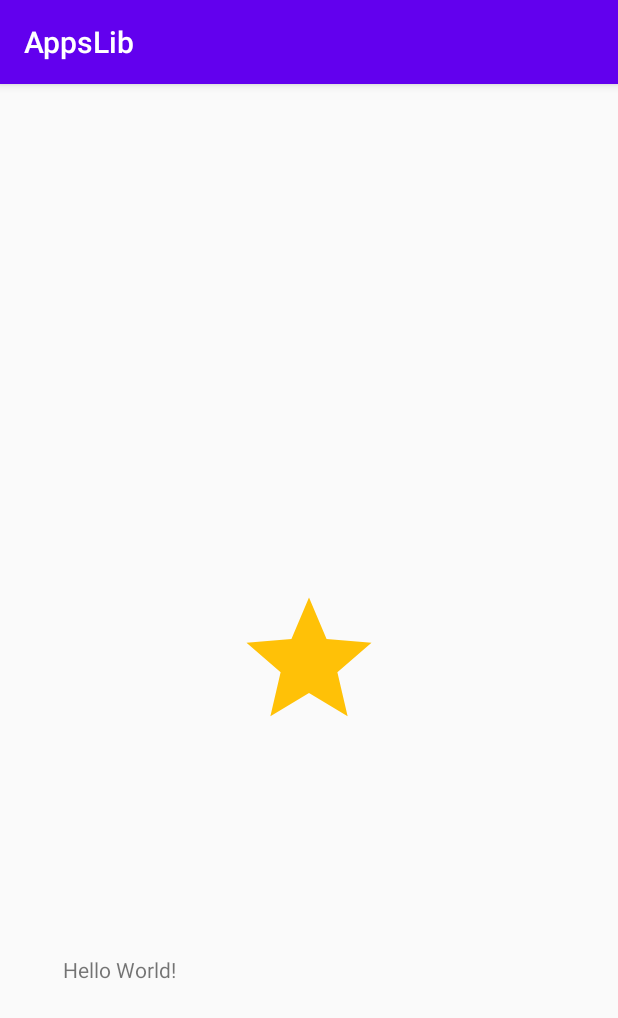
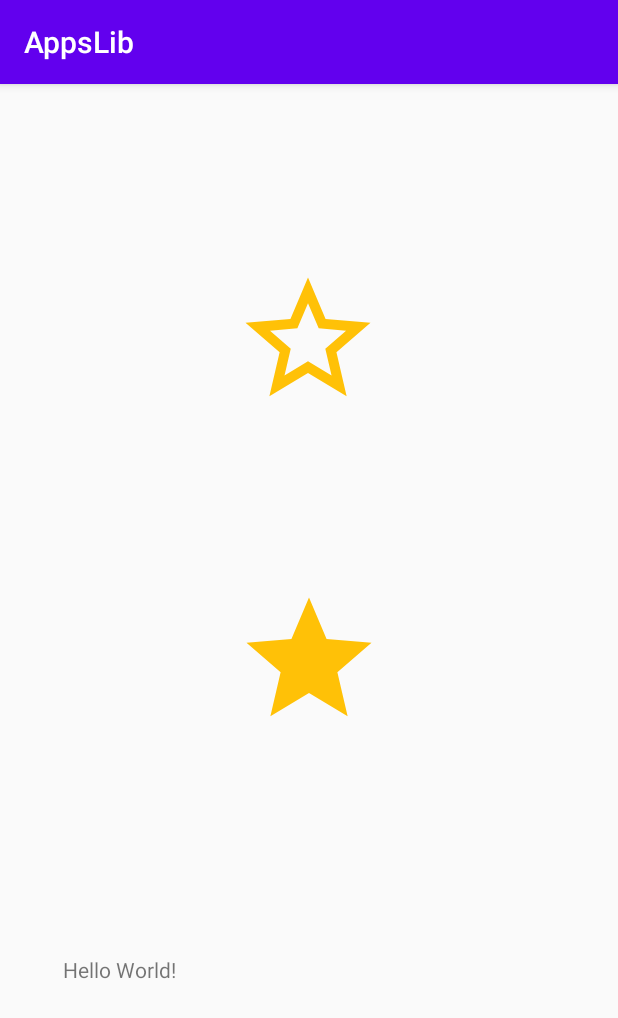
Before and after one commit to mintosapps/appslibs, an Android app: the screen it shows after launch (MainActivity), after a tap on an icon or button, on a phone screen of 412 x 824 dp. Shown: the top 1018 px of the screen. Run offline under Robolectric (Android 15) with nearby library versions, the phone set to English and light mode, and no system bars.

Commit message:
multi buttons selektiren ermöglichen

```diff
--- a/app/src/main/java/com/spearmintapps/appslib/MainActivity.kt
+++ b/app/src/main/java/com/spearmintapps/appslib/MainActivity.kt
@@ -1,7 +1,6 @@
 package com.spearmintapps.appslib
 
 import android.os.Bundle
-import android.util.Log
 import androidx.appcompat.app.AppCompatActivity
 import com.spearmintapps.library.interfaces.OnStateChangedListener
 import kotlinx.android.synthetic.main.activity_main.*
@@ -13,11 +12,20 @@ class MainActivity : AppCompatActivity() {
         setContentView(R.layout.activity_main)
         toggleImageView.addStateListener(object : OnStateChangedListener {
             override fun onChecked() {
-                Log.d("MAINACTIVITY", "onChecked: ")
+                toggleImageView_1.setUnchecked()
             }
 
             override fun onUnchecked() {
-                Log.d("MAINACTIVITY", "onUnchecked: ")
+                toggleImageView_1.setChecked()
+            }
+        })
+        toggleImageView_1.addStateListener(object : OnStateChangedListener {
+            override fun onChecked() {
+                toggleImageView.setUnchecked()
+            }
+
+            override fun onUnchecked() {
+                toggleImageView.setChecked()
             }
         })
     }
--- a/app/src/main/res/layout/activity_main.xml
+++ b/app/src/main/res/layout/activity_main.xml
@@ -27,6 +27,22 @@
         app:layout_constraintStart_toStartOf="parent"
         app:layout_constraintTop_toTopOf="parent"
         app:src_checked="@drawable/ic_star_black_24dp"
+        app:src_unchecked="@drawable/ic_star_border_black_24dp"
+        app:deaktivate_uncheck="true"/>
+
+    <com.spearmintapps.library.ToggleImageView
+        android:id="@+id/toggleImageView_1"
+        android:layout_width="200dp"
+        android:layout_height="200dp"
+        android:padding="50dp"
+        app:deaktivate_uncheck="true"
+        app:layout_constraintBottom_toBottomOf="parent"
+        app:layout_constraintEnd_toEndOf="parent"
+        app:layout_constraintHorizontal_bias="0.497"
+        app:layout_constraintStart_toStartOf="parent"
+        app:layout_constraintTop_toTopOf="parent"
+        app:layout_constraintVertical_bias="0.124"
+        app:src_checked="@drawable/ic_star_black_24dp"
         app:src_unchecked="@drawable/ic_star_border_black_24dp" />
 
 </androidx.constraintlayout.widget.ConstraintLayout>
--- a/library/src/main/java/com/spearmintapps/library/ToggleImageView.kt
+++ b/library/src/main/java/com/spearmintapps/library/ToggleImageView.kt
@@ -13,7 +13,7 @@ class ToggleImageView : AppCompatImageView, View.OnClickListener {
 
     private var mCheckedRes = 0
     private var mUncheckedRes = 0
-
+    private var deaktivate = false
     private var mCallbacks: OnStateChangedListener? = null
 
     constructor(context: Context) : super(context)
@@ -24,6 +24,8 @@ class ToggleImageView : AppCompatImageView, View.OnClickListener {
         try {
             mCheckedRes = typedArray.getResourceId(R.styleable.ToggleImageView_src_checked, 0)
             mUncheckedRes = typedArray.getResourceId(R.styleable.ToggleImageView_src_unchecked, 0)
+            deaktivate =
+                typedArray.getBoolean(R.styleable.ToggleImageView_deaktivate_uncheck, false)
         } finally {
             typedArray.recycle()
         }
@@ -31,9 +33,9 @@ class ToggleImageView : AppCompatImageView, View.OnClickListener {
         setOnClickListener(this)
     }
 
-
     override fun onClick(v: View?) {
         if (mState == CHECKED) {
+            if (deaktivate) return
             mState = UNCHECKED
 
             setImage(mUncheckedRes)
@@ -62,7 +64,7 @@ class ToggleImageView : AppCompatImageView, View.OnClickListener {
     }
 
     fun setChecked() {
-        setChecked(true)
+        setChecked(false)
     }
 
     fun setUnchecked() {
--- a/library/src/main/res/values/attr.xml
+++ b/library/src/main/res/values/attr.xml
@@ -3,5 +3,6 @@
     <declare-styleable name="ToggleImageView">
         <attr name="src_checked" format="reference" />
         <attr name="src_unchecked" format="reference" />
+        <attr name="deaktivate_uncheck" format="boolean" />
     </declare-styleable>
 </resources>
```
Also changed, not shown: 1 other file.
